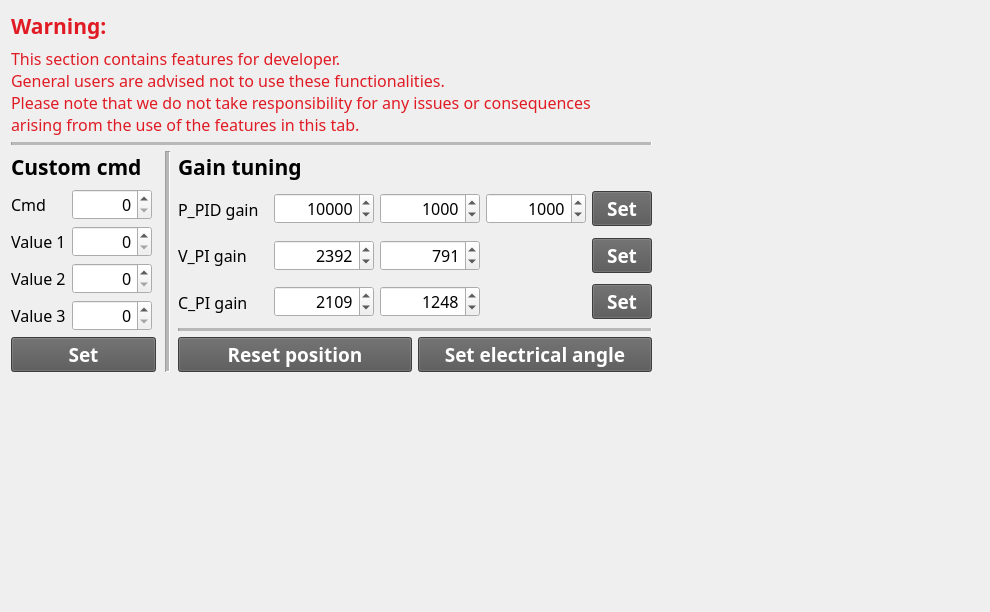
Above: ui/dev_tab_form.ui from KorasRobotics/KR_GCS_user_interface before the change. Below: the same form after it.
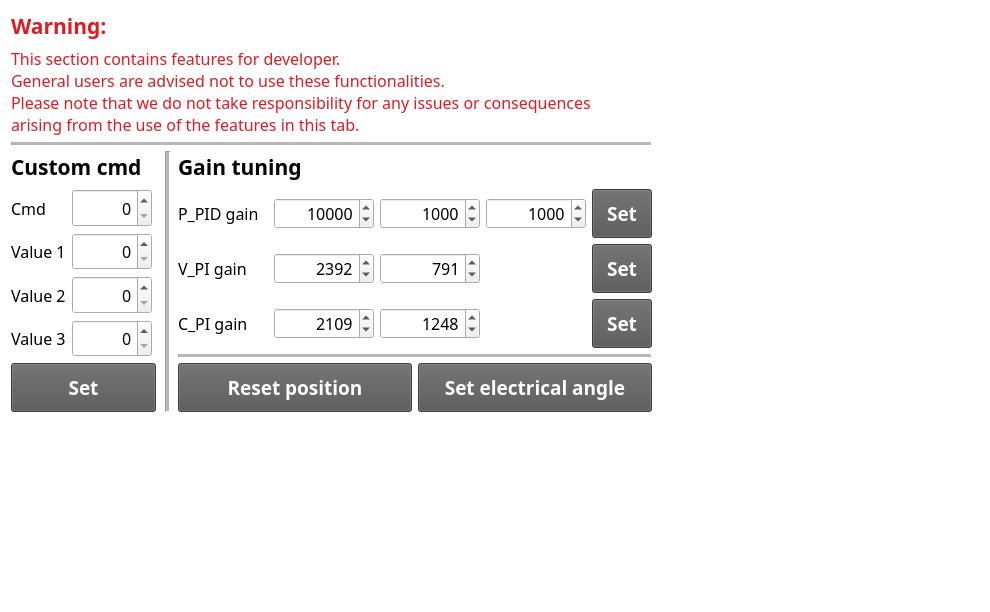
That is the form after the change.

Commit message: update: dev ui stylesheet

```diff
--- a/ui/dev_tab_form.ui
+++ b/ui/dev_tab_form.ui
@@ -14,123 +14,46 @@
    <string>Form</string>
   </property>
   <property name="styleSheet">
-   <string notr="true">#ImpedanceCtrlForm{
+   <string notr="true">#DevTabForm{
 	background-color:#FFFFFF;
 }
 
-#pushButton_cmd_initialize{
+#pushButton_custom_cmd{
 	background-color:#555555;
 	color:#FFFFFF;
 	padding:10px;
-	border-top-left-radius:20px;
-	border-top-right-radius:20px;
 }
 
-#pushButton_cmd_enable{
+#pushButton_reset_position{
 	background-color:#555555;
 	color:#FFFFFF;
 	padding:10px;
 }
 
-#pushButton_cmd_disable{
+#pushButton_set_elec_angle{
 	background-color:#555555;
 	color:#FFFFFF;
 	padding:10px;
 }
 
-#pushButton_cmd_grp_stop{
+#pushButton_set_p_gain{
 	background-color:#555555;
 	color:#FFFFFF;
 	padding:10px;
 }
 
-#pushButton_cmd_grp_open{
+#pushButton_set_v_gain{
 	background-color:#555555;
 	color:#FFFFFF;
 	padding:10px;
 }
 
-#pushButton_cmd_grp_close{
+#pushButton_set_c_gain{
 	background-color:#555555;
 	color:#FFFFFF;
 	padding:10px;
 }
-
-#pushButton_cmd_grp_vacuum_on{
-	background-color:#555555;
-	color:#FFFFFF;
-	padding:10px;
-	border-bottom-left-radius:20px;
-}
-
-#pushButton_cmd_grp_vacuum_off{
-	background-color:#555555;
-	color:#FFFFFF;
-	padding:10px;
-	border-bottom-right-radius:20px;
-}
-
-#pushButton_set_position{
-	background-color:#555555;
-	color:#FFFFFF;
-}
-
-#pushButton_cmd_impedance_on{
-	background-color:#555555;
-	color:#FFFFFF;
-}
-
-#pushButton_cmd_impedance_off{
-	background-color:#555555;
-	color:#FFFFFF;
-}
-
-#pushButton_set_impedance_params{
-	background-color:#555555;
-	color:#FFFFFF;
-}
-
-/* slider */
-QSlider::groove:vertical {
-	background: #FF0000;
-	position: absolute;
-	left: 4px; right: 7px;
-}
-
-QSlider::handle:vertical {
-	height: 10px;
-	background: #000000;
-	margin: 0 -7px; /* expand outside the groove */
-}
-
-QSlider::add-page:vertical {
-	background: #AAAAAA;
-}
-
-QSlider::sub-page:vertical {
-	background: #EEEEEE;
-}
-
-QSlider::groove:horizontal {
-	background: #FF0000;
-	position: absolute;
-	top: 4px; bottom: 7px;
-	left:7px; right:7px;
-}
-
-QSlider::handle:horizontal {
-	width: 10px;
-	background: #000000;
-	margin: -7 -7px; /* expand outside the groove */
-}
-
-QSlider::add-page:horizontal {
-	background: #EEEEEE;
-}
-
-QSlider::sub-page:horizontal {
-	background: #AAAAAA;
-}</string>
+</string>
   </property>
   <layout class="QGridLayout" name="gridLayout_2">
    <item row="0" column="0">
@@ -356,7 +279,6 @@
               <font>
                <family>Noto Sans KR</family>
                <pointsize>12</pointsize>
-               <weight>50</weight>
                <bold>false</bold>
               </font>
              </property>
@@ -371,7 +293,7 @@
            <item row="0" column="1">
             <widget class="QSpinBox" name="spinBox_custom_cmd">
              <property name="sizePolicy">
-              <sizepolicy hsizetype="Minimum" vsizetype="Fixed">
+              <sizepolicy hsizetype="Minimum" vsizetype="Expanding">
                <horstretch>0</horstretch>
                <verstretch>0</verstretch>
               </sizepolicy>
@@ -392,7 +314,6 @@
               <font>
                <family>Noto Sans KR</family>
                <pointsize>12</pointsize>
-               <weight>50</weight>
                <bold>false</bold>
               </font>
              </property>
@@ -422,7 +343,6 @@
               <font>
                <family>Noto Sans KR</family>
                <pointsize>12</pointsize>
-               <weight>50</weight>
                <bold>false</bold>
               </font>
              </property>
@@ -437,7 +357,7 @@
            <item row="1" column="1">
             <widget class="QSpinBox" name="spinBox_custom_cmd_value_1">
              <property name="sizePolicy">
-              <sizepolicy hsizetype="Minimum" vsizetype="Fixed">
+              <sizepolicy hsizetype="Minimum" vsizetype="Expanding">
                <horstretch>0</horstretch>
                <verstretch>0</verstretch>
               </sizepolicy>
@@ -458,7 +378,6 @@
               <font>
                <family>Noto Sans KR</family>
                <pointsize>12</pointsize>
-               <weight>50</weight>
                <bold>false</bold>
               </font>
              </property>
@@ -488,7 +407,6 @@
               <font>
                <family>Noto Sans KR</family>
                <pointsize>12</pointsize>
-               <weight>50</weight>
                <bold>false</bold>
               </font>
              </property>
@@ -503,7 +421,7 @@
            <item row="2" column="1">
             <widget class="QSpinBox" name="spinBox_custom_cmd_value_2">
              <property name="sizePolicy">
-              <sizepolicy hsizetype="Minimum" vsizetype="Fixed">
+              <sizepolicy hsizetype="Minimum" vsizetype="Expanding">
                <horstretch>0</horstretch>
                <verstretch>0</verstretch>
               </sizepolicy>
@@ -524,7 +442,6 @@
               <font>
                <family>Noto Sans KR</family>
                <pointsize>12</pointsize>
-               <weight>50</weight>
                <bold>false</bold>
               </font>
              </property>
@@ -554,7 +471,6 @@
               <font>
                <family>Noto Sans KR</family>
                <pointsize>12</pointsize>
-               <weight>50</weight>
                <bold>false</bold>
               </font>
              </property>
@@ -569,7 +485,7 @@
            <item row="3" column="1">
             <widget class="QSpinBox" name="spinBox_custom_cmd_value_3">
              <property name="sizePolicy">
-              <sizepolicy hsizetype="Minimum" vsizetype="Fixed">
+              <sizepolicy hsizetype="Minimum" vsizetype="Expanding">
                <horstretch>0</horstretch>
                <verstretch>0</verstretch>
               </sizepolicy>
@@ -590,7 +506,6 @@
               <font>
                <family>Noto Sans KR</family>
                <pointsize>12</pointsize>
-               <weight>50</weight>
                <bold>false</bold>
               </font>
              </property>
@@ -1052,7 +967,6 @@
             <font>
              <family>Noto Sans KR</family>
              <pointsize>14</pointsize>
-             <weight>75</weight>
              <bold>true</bold>
             </font>
            </property>
@@ -1077,7 +991,6 @@
          <property name="font">
           <font>
            <family>Noto Sans KR</family>
-           <weight>50</weight>
            <bold>false</bold>
           </font>
          </property>
@@ -1152,7 +1065,6 @@
                 <font>
                  <family>Noto Sans KR</family>
                  <pointsize>12</pointsize>
-                 <weight>50</weight>
                  <bold>false</bold>
                 </font>
                </property>
@@ -1182,7 +1094,6 @@
                 <font>
                  <family>Noto Sans KR</family>
                  <pointsize>12</pointsize>
-                 <weight>50</weight>
                  <bold>false</bold>
                 </font>
                </property>
@@ -1215,7 +1126,6 @@
                 <font>
                  <family>Noto Sans KR</family>
                  <pointsize>12</pointsize>
-                 <weight>50</weight>
                  <bold>false</bold>
                 </font>
                </property>
@@ -1248,7 +1158,6 @@
                 <font>
                  <family>Noto Sans KR</family>
                  <pointsize>12</pointsize>
-                 <weight>50</weight>
                  <bold>false</bold>
                 </font>
                </property>
@@ -1723,7 +1632,6 @@
                 <font>
                  <family>Noto Sans KR</family>
                  <pointsize>14</pointsize>
-                 <weight>75</weight>
                  <bold>true</bold>
                 </font>
                </property>
@@ -1759,7 +1667,6 @@
                 <font>
                  <family>Noto Sans KR</family>
                  <pointsize>12</pointsize>
-                 <weight>50</weight>
                  <bold>false</bold>
                 </font>
                </property>
@@ -1789,7 +1696,6 @@
                 <font>
                  <family>Noto Sans KR</family>
                  <pointsize>12</pointsize>
-                 <weight>50</weight>
                  <bold>false</bold>
                 </font>
                </property>
@@ -1822,7 +1728,6 @@
                 <font>
                  <family>Noto Sans KR</family>
                  <pointsize>12</pointsize>
-                 <weight>50</weight>
                  <bold>false</bold>
                 </font>
                </property>
@@ -2313,7 +2218,6 @@
                 <font>
                  <family>Noto Sans KR</family>
                  <pointsize>14</pointsize>
-                 <weight>75</weight>
                  <bold>true</bold>
                 </font>
                </property>
@@ -2349,7 +2253,6 @@
                 <font>
                  <family>Noto Sans KR</family>
                  <pointsize>12</pointsize>
-                 <weight>50</weight>
                  <bold>false</bold>
                 </font>
                </property>
@@ -2379,7 +2282,6 @@
                 <font>
                  <family>Noto Sans KR</family>
                  <pointsize>12</pointsize>
-                 <weight>50</weight>
                  <bold>false</bold>
                 </font>
                </property>
@@ -2412,7 +2314,6 @@
                 <font>
                  <family>Noto Sans KR</family>
                  <pointsize>12</pointsize>
-                 <weight>50</weight>
                  <bold>false</bold>
                 </font>
                </property>
@@ -2903,7 +2804,6 @@
                 <font>
                  <family>Noto Sans KR</family>
                  <pointsize>14</pointsize>
-                 <weight>75</weight>
                  <bold>true</bold>
                 </font>
                </property>
@@ -3142,7 +3042,6 @@
               <font>
                <family>Noto Sans KR</family>
                <pointsize>14</pointsize>
-               <weight>75</weight>
                <bold>true</bold>
               </font>
              </property>
@@ -3359,7 +3258,6 @@
               <font>
                <family>Noto Sans KR</family>
                <pointsize>14</pointsize>
-               <weight>75</weight>
                <bold>true</bold>
               </font>
              </property>
```
Left out of the diff: 65 changed lines with no effect on the pictures.
